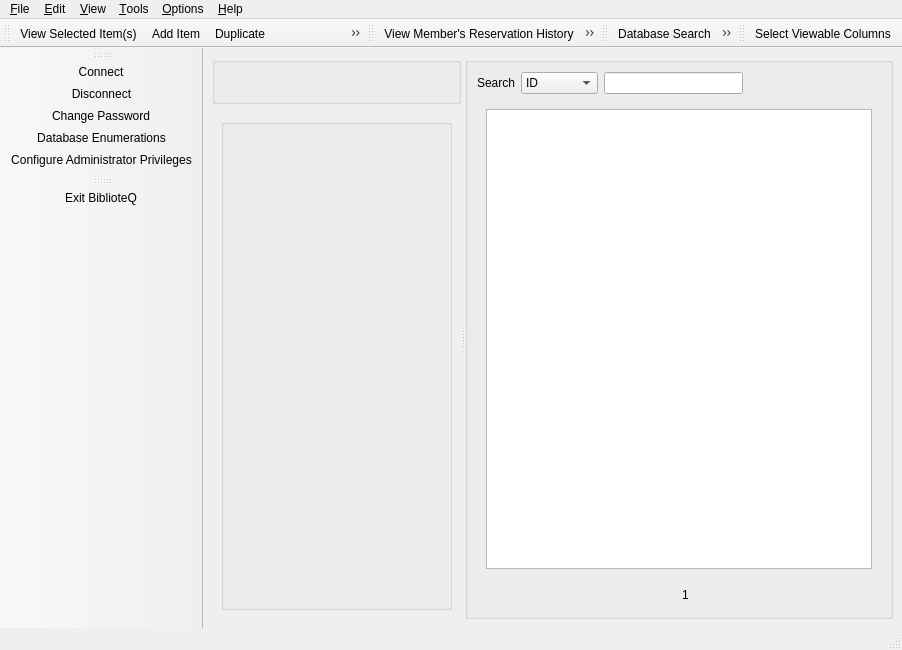
First picture: the form in UI/mainwindow.ui, repository textbrowser/biblioteq, before the edit.
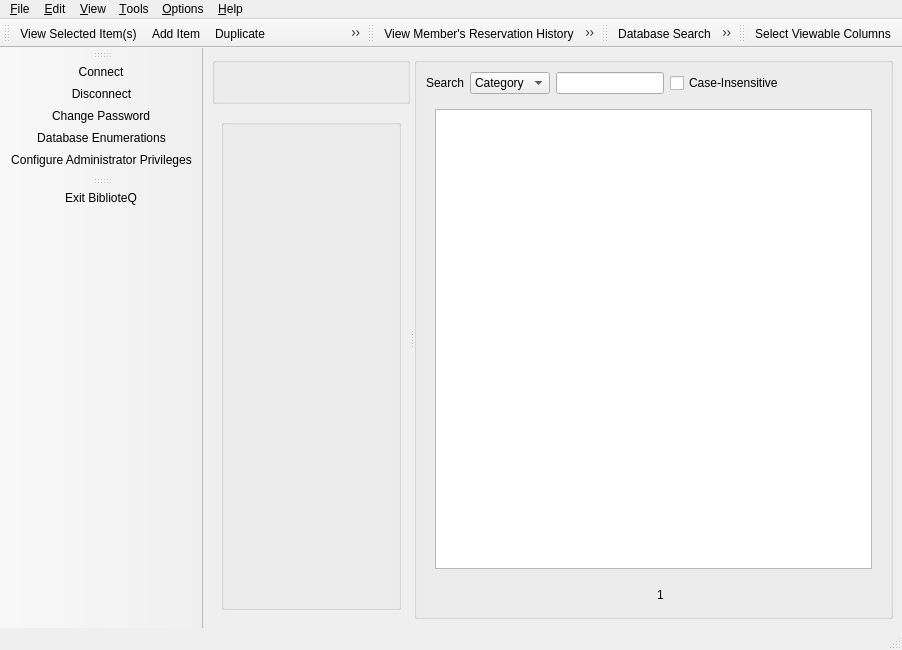
Second picture: the form after the edit. Icons and pictures are not drawn. Custom widgets are drawn as their Qt base class.

Commit message: Category menu work.

The edit to the form file:
```diff
--- a/UI/mainwindow.ui
+++ b/UI/mainwindow.ui
@@ -68,8 +68,8 @@
             <rect>
              <x>0</x>
              <y>0</y>
-             <width>259</width>
-             <height>473</height>
+             <width>233</width>
+             <height>469</height>
             </rect>
            </property>
            <layout class="QVBoxLayout" name="verticalLayout_7">
@@ -159,6 +159,11 @@
           </item>
           <item>
            <widget class="QComboBox" name="searchType">
+            <item>
+             <property name="text">
+              <string>Category</string>
+             </property>
+            </item>
             <item>
              <property name="text">
               <string>ID</string>
@@ -179,6 +184,13 @@
           <item>
            <widget class="QLineEdit" name="search"/>
           </item>
+          <item>
+           <widget class="QCheckBox" name="case_insensitive">
+            <property name="text">
+             <string>Case-Insensitive</string>
+            </property>
+           </widget>
+          </item>
           <item>
            <spacer name="horizontalSpacer_3">
             <property name="orientation">
```
Left out of the diff: 3 changed lines with no effect on the pictures. The commit also changes 3 other files.
